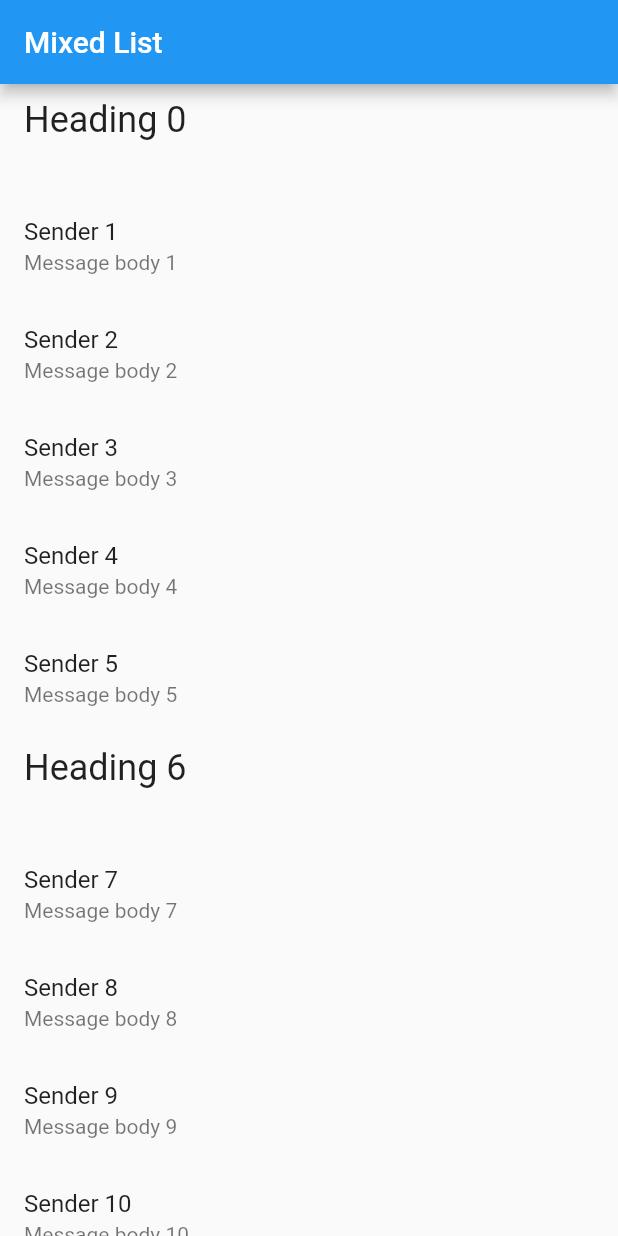
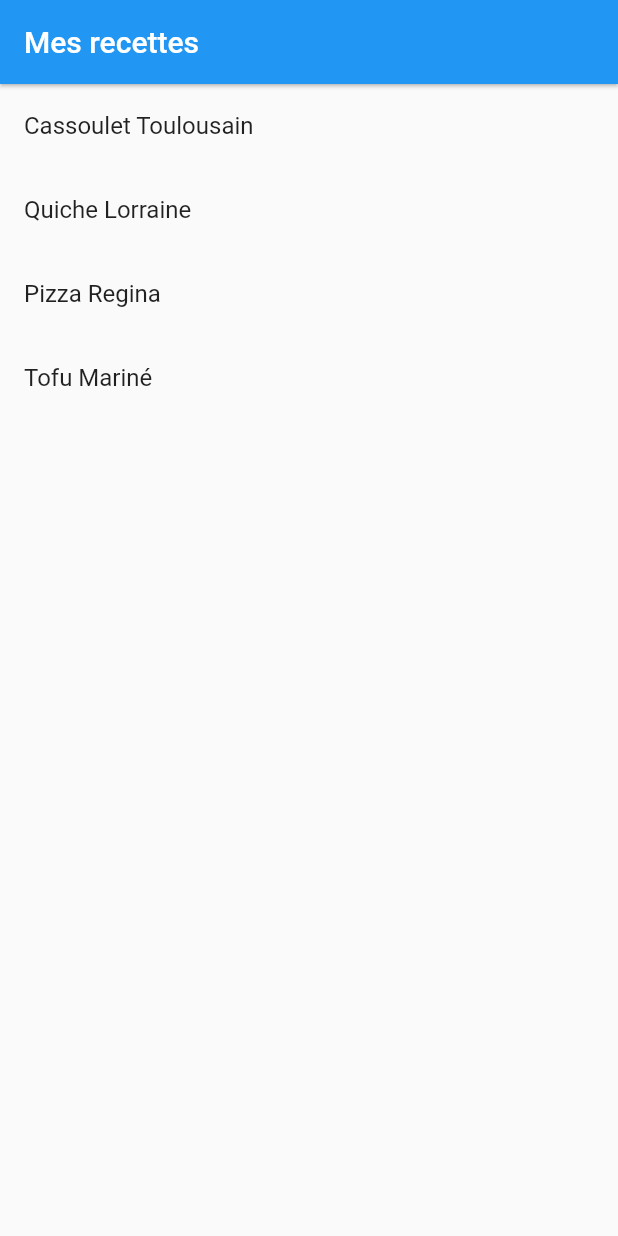
Before and after one commit to LamsaLL/flutter_recettes, a Flutter app: the screen it shows after launch, on a phone screen of 412 x 824 dp. Run offline on Flutter 3.47's test engine with Material 2 defaults, Android fonts, the phone set to English and light mode, and no system bars; our stand-ins replace auto_route, equatable, flutter_bloc.

Commit message:
feat: display recipes list (title)

```diff
--- /dev/null
+++ b/assets/recipes.json
@@ -0,0 +1,54 @@
+{
+  "recipes": [
+    {
+      "id": "cassoulet",
+      "title": "Cassoulet Toulousain",
+      "imageUrl": "https://img-3.journaldesfemmes.fr/rxBb0dQN_K7O2WiHKJ5NJ37v1yE=/748x499/smart/735a6b21a6fc45fa814f0ac921a3d1d2/recipe-jdf/372361.jpg",
+      "ingredients": [
+        "Haricots Secs",
+        "Couenne",
+        "Tomates",
+        "Saucisse",
+        "Cuisse de Canard"
+      ]
+    },
+    {
+      "id": "quiche",
+      "title": "Quiche Lorraine",
+      "imageUrl": "https://files.meilleurduchef.com/mdc/photo/recette/quiche-lorraine/quiche-lorraine-1200.jpg",
+      "ingredients": [
+        "Pâte Brisée",
+        "Lardons",
+        "Beurre",
+        "Oeufs",
+        "Crème Fraîche",
+        "Lait"
+      ]
+    },
+    {
+      "id": "pizza",
+      "title": "Pizza Regina",
+      "imageUrl": "https://img-3.journaldesfemmes.fr/w7YT75LG3R5TKLmLwyugJucwYh8=/748x499/smart/3fe7f1f6a26c4921b9f3150e129b358b/recipe-jdf/326376.jpg",
+      "ingredients": [
+        "Pâte à Pizza",
+        "Jambon",
+        "Mozzarella",
+        "Champignons",
+        "Sauce Tomate",
+        "Roquette"
+      ]
+    },
+    {
+      "id": "tofu",
+      "title": "Tofu Mariné",
+      "imageUrl": "https://www.aufouraumoulin.com/wp-content/uploads/2015/01/tofu_marine_grille-4.jpg",
+      "ingredients": [
+        "Tofu Nature",
+        "Sauce Soja",
+        "Gingembre",
+        "Huile de Tournesol",
+        "Besoin Vital de Manger"
+      ]
+    }
+  ]
+}
--- a/lib/blocs/recipes/recipes_bloc.dart
+++ b/lib/blocs/recipes/recipes_bloc.dart
@@ -1,13 +1,29 @@
-import 'package:bloc/bloc.dart';
+import 'package:flutter_bloc/flutter_bloc.dart';
 import 'package:equatable/equatable.dart';
+import 'package:flutter_recettes/data/models/recipe_model.dart';
+import 'package:flutter_recettes/data/repositories/recipes_repository.dart';
 
 part 'recipes_event.dart';
 part 'recipes_state.dart';
 
 class RecipesBloc extends Bloc<RecipesEvent, RecipesState> {
-  RecipesBloc() : super(RecipesInitial()) {
-    on<RecipesEvent>((event, emit) {
-      // TODO: implement event handler
-    });
+  final RecipesRepository _recipesRepository;
+
+  RecipesBloc({required RecipesRepository recipesRepository})
+      : _recipesRepository = recipesRepository,
+        super(RecipesInitial()) {
+    on<RecipesFetchRequested>(_onRecipesFetchRequested);
+  }
+
+  void _onRecipesFetchRequested(
+      RecipesFetchRequested event, Emitter emit) async {
+    try {
+      final recipes = await _recipesRepository.getAll();
+      emit(RecipesLoadSuccess(
+        recipes: recipes,
+      ));
+    } catch (error) {
+      emit(RecipesLoadFailure());
+    }
   }
 }
--- a/lib/blocs/recipes/recipes_event.dart
+++ b/lib/blocs/recipes/recipes_event.dart
@@ -6,3 +6,10 @@ abstract class RecipesEvent extends Equatable {
   @override
   List<Object> get props => [];
 }
+
+class RecipesFetchRequested extends RecipesEvent {
+  const RecipesFetchRequested();
+
+  @override
+  List<Object> get props => [];
+}
--- a/lib/blocs/recipes/recipes_state.dart
+++ b/lib/blocs/recipes/recipes_state.dart
@@ -8,3 +8,14 @@ abstract class RecipesState extends Equatable {
 }
 
 class RecipesInitial extends RecipesState {}
+
+class RecipesLoadSuccess extends RecipesState {
+  final List<Recipe> recipes;
+
+  const RecipesLoadSuccess({required this.recipes});
+
+  @override
+  List<Object> get props => [recipes];
+}
+
+class RecipesLoadFailure extends RecipesState {}
--- a/lib/config/app_auto_router.dart
+++ b/lib/config/app_auto_router.dart
@@ -8,7 +8,7 @@ import 'package:flutter_recettes/views/recipes_screen.dart';
   routes: [
     CustomRoute(
       path: '/recettes',
-      page: RecipesPage,
+      page: RecipesScreen,
       transitionsBuilder: TransitionsBuilders.fadeIn,
       guards: [MobileGuard],
     ),
--- /dev/null
+++ b/lib/data/db/recipes.json
@@ -0,0 +1,54 @@
+{
+  "recipes": [
+    {
+      "id": "cassoulet",
+      "title": "Cassoulet Toulousain",
+      "imageUrl": "https://img-3.journaldesfemmes.fr/rxBb0dQN_K7O2WiHKJ5NJ37v1yE=/748x499/smart/735a6b21a6fc45fa814f0ac921a3d1d2/recipe-jdf/372361.jpg",
+      "ingredients": [
+        "Haricots Secs",
+        "Couenne",
+        "Tomates",
+        "Saucisse",
+        "Cuisse de Canard"
+      ]
+    },
+    {
+      "id": "quiche",
+      "title": "Quiche Lorraine",
+      "imageUrl": "https://files.meilleurduchef.com/mdc/photo/recette/quiche-lorraine/quiche-lorraine-1200.jpg",
+      "ingredients": [
+        "Pâte Brisée",
+        "Lardons",
+        "Beurre",
+        "Oeufs",
+        "Crème Fraîche",
+        "Lait"
+      ]
+    },
+    {
+      "id": "pizza",
+      "title": "Pizza Regina",
+      "imageUrl": "https://img-3.journaldesfemmes.fr/w7YT75LG3R5TKLmLwyugJucwYh8=/748x499/smart/3fe7f1f6a26c4921b9f3150e129b358b/recipe-jdf/326376.jpg",
+      "ingredients": [
+        "Pâte à Pizza",
+        "Jambon",
+        "Mozzarella",
+        "Champignons",
+        "Sauce Tomate",
+        "Roquette"
+      ]
+    },
+    {
+      "id": "tofu",
+      "title": "Tofu Mariné",
+      "imageUrl": "https://www.aufouraumoulin.com/wp-content/uploads/2015/01/tofu_marine_grille-4.jpg",
+      "ingredients": [
+        "Tofu Nature",
+        "Sauce Soja",
+        "Gingembre",
+        "Huile de Tournesol",
+        "Besoin Vital de Manger"
+      ]
+    }
+  ]
+}
--- /dev/null
+++ b/lib/data/models/recipe_model.dart
@@ -0,0 +1,24 @@
+import 'package:equatable/equatable.dart';
+
+import 'package:json_annotation/json_annotation.dart';
+
+part 'recipe_model.g.dart';
+
+@JsonSerializable()
+class Recipe extends Equatable {
+  final String id;
+  final String title;
+  final String imageUrl;
+  final List<dynamic> ingredients;
+
+  const Recipe(
+      {required this.id,
+      required this.title,
+      required this.imageUrl,
+      required this.ingredients});
+
+  factory Recipe.fromJson(Map<String, dynamic> json) => _$RecipeFromJson(json);
+
+  @override
+  List<Object> get props => [id, title, imageUrl, ingredients];
+}
--- a/lib/views/recipes_screen.dart
+++ b/lib/views/recipes_screen.dart
@@ -1,41 +1,59 @@
 import 'package:flutter/material.dart';
+import 'package:flutter_bloc/flutter_bloc.dart';
+import 'package:flutter_recettes/blocs/recipes/recipes_bloc.dart';
+import 'package:flutter_recettes/data/repositories/recipes_repository.dart';
 
-
-
-class RecipesPage extends StatelessWidget {
-  final List<ListItem> items = List<ListItem>.generate(
-      1000,
-      (i) => i % 6 == 0
-          ? HeadingItem('Heading $i')
-          : MessageItem('Sender $i', 'Message body $i'));
-
-  RecipesPage({super.key});
+class RecipesScreen extends StatelessWidget {
+  const RecipesScreen({Key? key}) : super(key: key);
 
   @override
   Widget build(BuildContext context) {
-    const title = 'Mixed List';
+    return Scaffold(
+        appBar: AppBar(
+          title: const Text("Mes recettes"),
+          elevation: 1,
+        ),
+        body: BlocProvider<RecipesBloc>(create: (context) {
+          return RecipesBloc(
+            recipesRepository:
+                RepositoryProvider.of<RecipesRepository>(context),
+          );
+        }, child: Builder(
+          builder: (context) {
+            BlocProvider.of<RecipesBloc>(context)
+                .add(const RecipesFetchRequested());
+            return const RecipesScreenView();
+          },
+        )));
+  }
+}
 
-    return MaterialApp(
-      title: title,
-      home: Scaffold(
-        appBar: AppBar(
-          title: const Text(title),
-        ),
-        body: ListView.builder(
-          // Let the ListView know how many items it needs to build.
-          itemCount: items.length,
-          // Provide a builder function. This is where the magic happens.
-          // Convert each item into a widget based on the type of item it is.
-          itemBuilder: (context, index) {
-            final item = items[index];
+class RecipesScreenView extends StatelessWidget {
+  const RecipesScreenView({Key? key}) : super(key: key);
 
-            return ListTile(
-              title: item.buildTitle(context),
-              subtitle: item.buildSubtitle(context),
-            );
-          },
-        ),
-      ),
+  @override
+  Widget build(BuildContext context) {
+    return BlocBuilder<RecipesBloc, RecipesState>(
+      builder: (context, state) {
+        print(state);
+        if (state is RecipesLoadSuccess) {
+          return ListView.builder(
+            itemCount: state.recipes.length,
+            itemBuilder: (context, index) {
+              final recipe = state.recipes[index];
+              return ListTile(
+                title: Text(recipe.title),
+              );
+            },
+          );
+        } else if (state is RecipesLoadFailure) {
+          return const Center(
+            child: Text("Error"),
+          );
+        } else {
+          return const Center(child: CircularProgressIndicator());
+        }
+      },
     );
   }
 }
--- a/pubspec.yaml
+++ b/pubspec.yaml
@@ -47,6 +47,7 @@ dev_dependencies:
   auto_route_generator: ^4.0.0
   json_serializable: ^6.2.0
   build_runner: ^2.1.11
+  json_annotation: ^4.5.0
 
 # For information on the generic Darqst part of this file, see the
 # following page: https://dart.dev/tools/pub/pubspec
@@ -57,9 +58,8 @@ flutter:
   # the material Icons class.
   uses-material-design: true
   # To add assets to your application, add an assets section, like this:
-  # assets:
-  #   - images/a_dot_burr.jpeg
-  #   - images/a_dot_ham.jpeg
+  assets:
+    - assets/
   # An image asset can refer to one or more resolution-specific "variants", see
   # https://flutter.dev/assets-and-images/#resolution-aware
   # For details regarding adding assets from package dependencies, see
```
Also changed, not shown: lib/data/repositories/recipes_repository.dart (added, +18 -0 lines), lib/main.dart (+14 -3 lines), lib/config/app_auto_router.gr.dart, lib/data/models/recipe_model.g.dart (added).
